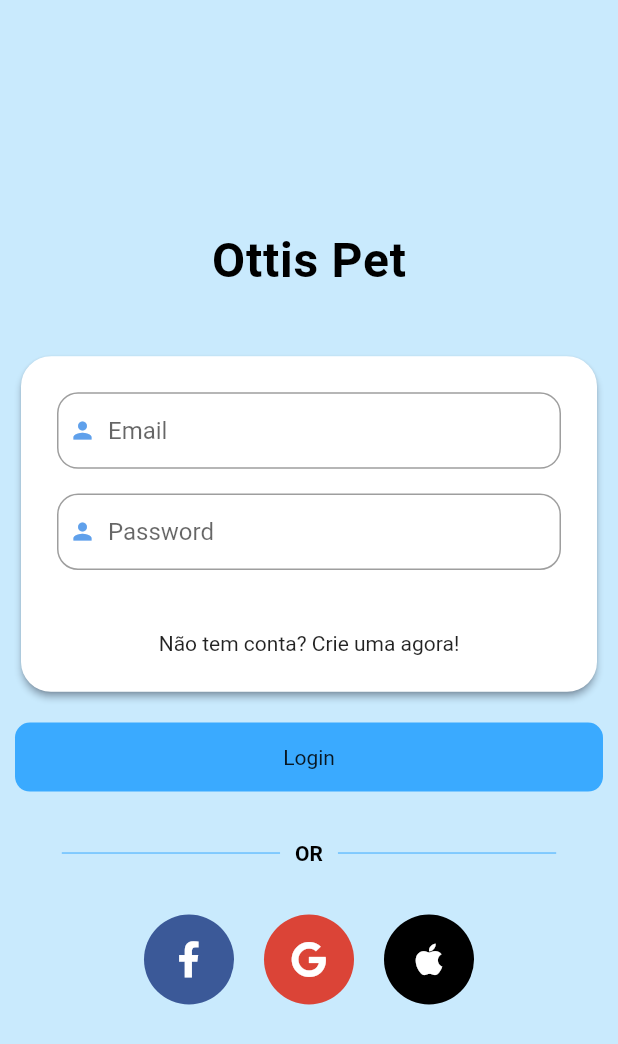
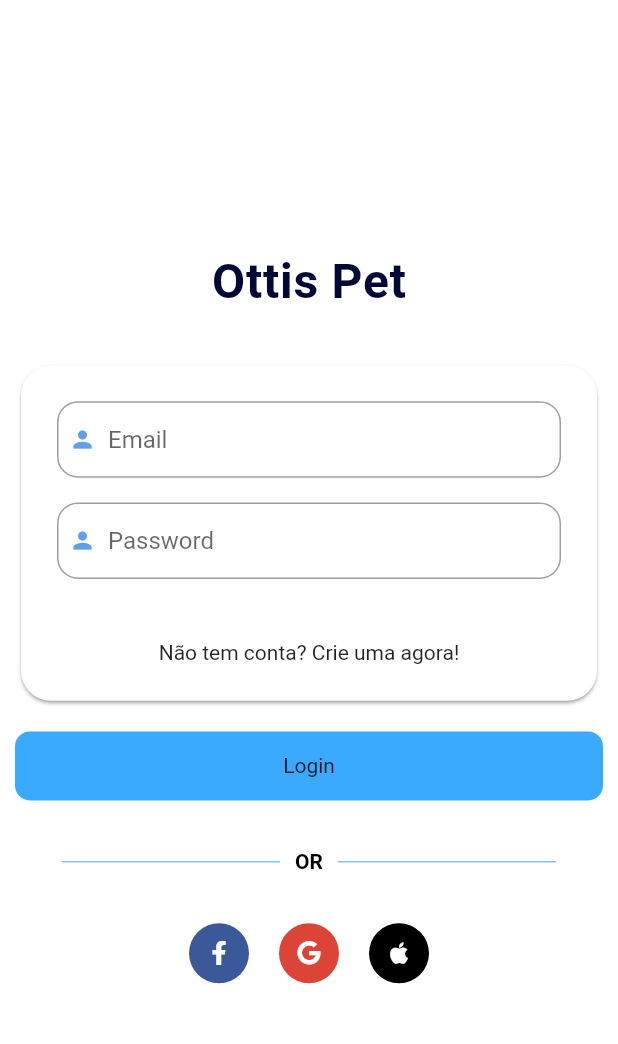
Before and after one commit to renankanu/ottis-pet, a Flutter app: the LoginView screen opened by its route, on a phone screen of 412 x 824 dp. Shown: the top 1044 px of the screen. Run offline on Flutter 3.47's test engine with Material 2 defaults, Android fonts, the phone set to English and light mode, and no system bars; our stand-ins replace flutter_svg, font_awesome_flutter, get, google_fonts, introduction_screen, splashscreen; Roboto replaces fonts that are missing (Exo).

Commit message:
refactor - login screen styles

```diff
--- a/lib/app/modules/login/views/login_view.dart
+++ b/lib/app/modules/login/views/login_view.dart
@@ -14,7 +14,7 @@ class LoginView extends GetView<LoginController> {
   @override
   Widget build(BuildContext context) {
     return Scaffold(
-      backgroundColor: kFrenchPass,
+      backgroundColor: kWhite,
       body: Padding(
         padding: const EdgeInsets.symmetric(horizontal: 10),
         child: Center(
@@ -26,16 +26,15 @@ class LoginView extends GetView<LoginController> {
                   Text(
                     "Ottis Pet",
                     style: kBaseStyle.copyWith(
-                        color: Colors.black,
+                        color: kBlackRock,
                         fontSize: 32,
-                        fontWeight: FontWeight.w600),
+                        fontWeight: FontWeight.bold),
                   ),
-                  SizedBox(height: Get.height * 0.05),
+                  SizedBox(height: Get.height * 0.04),
                   Card(
                     shape: RoundedRectangleBorder(
                       borderRadius: BorderRadius.circular(20),
                     ),
-                    elevation: 2,
                     shadowColor: kBlackRock,
                     child: Padding(
                       padding: const EdgeInsets.all(24),
--- a/lib/app/modules/login/views/widgets/container_social_media.dart
+++ b/lib/app/modules/login/views/widgets/container_social_media.dart
@@ -18,8 +18,8 @@ class ContainerSocialMedia extends StatelessWidget {
     return Padding(
       padding: const EdgeInsets.symmetric(horizontal: 10),
       child: Container(
-        height: 60,
-        width: 60,
+        height: 40,
+        width: 40,
         decoration: BoxDecoration(
           borderRadius: BorderRadius.all(
             Radius.circular(30),
@@ -30,6 +30,7 @@ class ContainerSocialMedia extends StatelessWidget {
           child: FaIcon(
             icon,
             color: iconColor,
+            size: 16,
           ),
         ),
       ),
```
